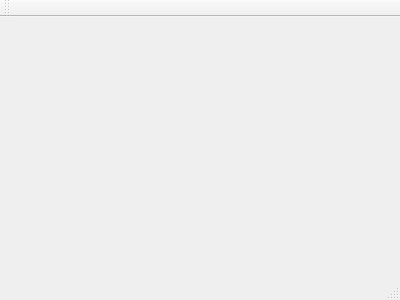
Above: mainwindow.ui from maliklewis/comp3004 before the change. Below: the same form after it.
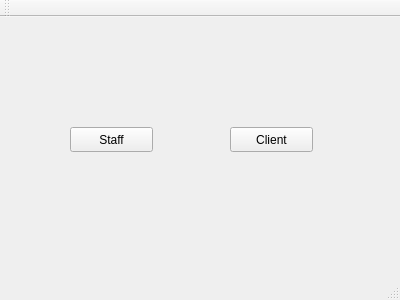
That is the form after the change.

The edit to the form file:
```diff
--- a/mainwindow.ui
+++ b/mainwindow.ui
@@ -12,13 +12,55 @@
   <property name="windowTitle" >
    <string>MainWindow</string>
   </property>
-  <widget class="QMenuBar" name="menuBar" />
-  <widget class="QToolBar" name="mainToolBar" />
-  <widget class="QWidget" name="centralWidget" />
-  <widget class="QStatusBar" name="statusBar" />
+  <widget class="QWidget" name="centralWidget">
+   <widget class="QPushButton" name="staffButton">
+    <property name="geometry">
+     <rect>
+      <x>70</x>
+      <y>110</y>
+      <width>83</width>
+      <height>25</height>
+     </rect>
+    </property>
+    <property name="text">
+     <string>Staff</string>
+    </property>
+   </widget>
+   <widget class="QPushButton" name="clientButton">
+    <property name="geometry">
+     <rect>
+      <x>230</x>
+      <y>110</y>
+      <width>83</width>
+      <height>25</height>
+     </rect>
+    </property>
+    <property name="text">
+     <string>Client</string>
+    </property>
+   </widget>
+  </widget>
+  <widget class="QMenuBar" name="menuBar">
+   <property name="geometry">
+    <rect>
+     <x>0</x>
+     <y>0</y>
+     <width>400</width>
+     <height>22</height>
+    </rect>
+   </property>
+  </widget>
+  <widget class="QToolBar" name="mainToolBar">
+   <attribute name="toolBarArea">
+    <enum>TopToolBarArea</enum>
+   </attribute>
+   <attribute name="toolBarBreak">
+    <bool>false</bool>
+   </attribute>
+  </widget>
+  <widget class="QStatusBar" name="statusBar"/>
  </widget>
- <layoutDefault spacing="6" margin="11" />
- <pixmapfunction></pixmapfunction>
+ <layoutdefault spacing="6" margin="11"/>
  <resources/>
  <connections/>
 </ui>
```
Left out of the diff: 7 changed lines with no effect on the pictures.
